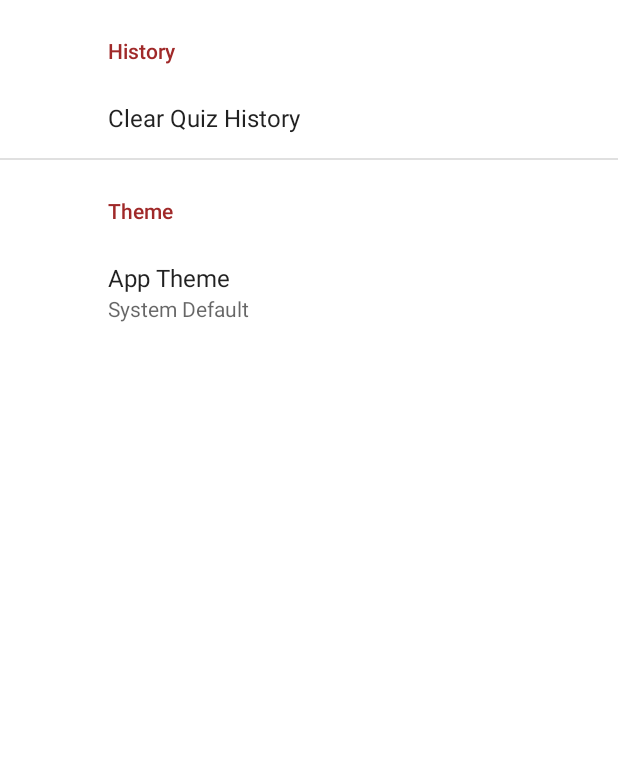
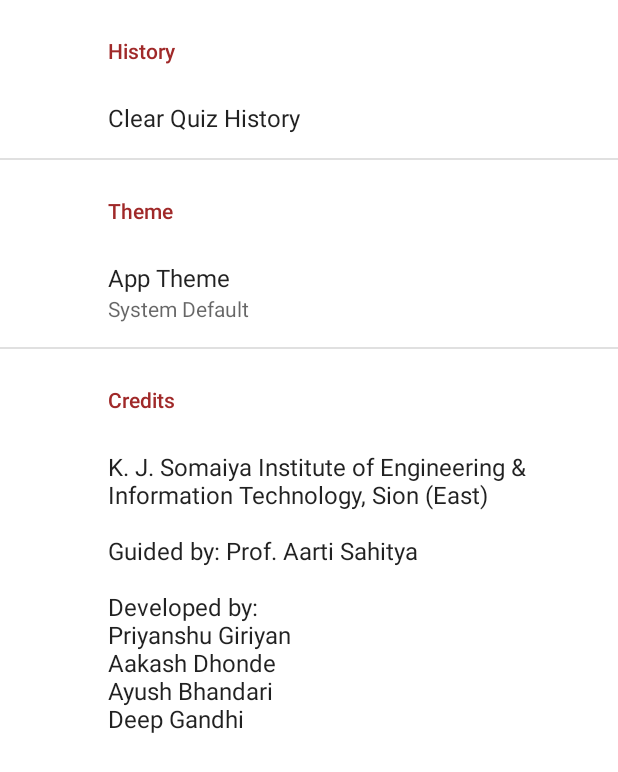
Before and after one commit to SnappyDragon64/DLQuiz, an Android app: the SettingsActivity screen opened directly, with no data from a screen before it, on a phone screen of 412 x 824 dp. Shown: the top 772 px of the screen. Run offline under Robolectric (Android 15) with nearby library versions, the phone set to English and light mode, and no system bars; our stand-ins replace androidx.preference; libraries missing offline, so code that uses them is left out: com.google.firebase.crashlytics; Roboto replaces fonts that are not available here.

Commit message:
Added credits

```diff
--- a/app/src/main/res/values/strings.xml
+++ b/app/src/main/res/values/strings.xml
@@ -5,7 +5,9 @@
     <!-- Preference Titles -->
     <string name="history_header">History</string>
     <string name="theme_header">Theme</string>
+    <string name="credits_header">Credits</string>
 
     <string name="history_title">Clear Quiz History</string>
     <string name="theme_title">App Theme</string>
+    <string name="credits_title">K. J. Somaiya Institute of Engineering \&amp; Information Technology, Sion (East)\n\nGuided by: Prof. Aarti Sahitya\n\nDeveloped by:\nPriyanshu Giriyan\nAakash Dhonde\nAyush Bhandari\nDeep Gandhi</string>
 </resources>
--- a/app/src/main/res/xml/root_preferences.xml
+++ b/app/src/main/res/xml/root_preferences.xml
@@ -24,4 +24,14 @@
 
     </PreferenceCategory>
 
+    <PreferenceCategory
+            app:title="@string/credits_header">
+
+        <Preference
+                app:key="history"
+                app:title="@string/credits_title"
+                app:useSimpleSummaryProvider="true"/>
+
+    </PreferenceCategory>
+
 </PreferenceScreen>
```
